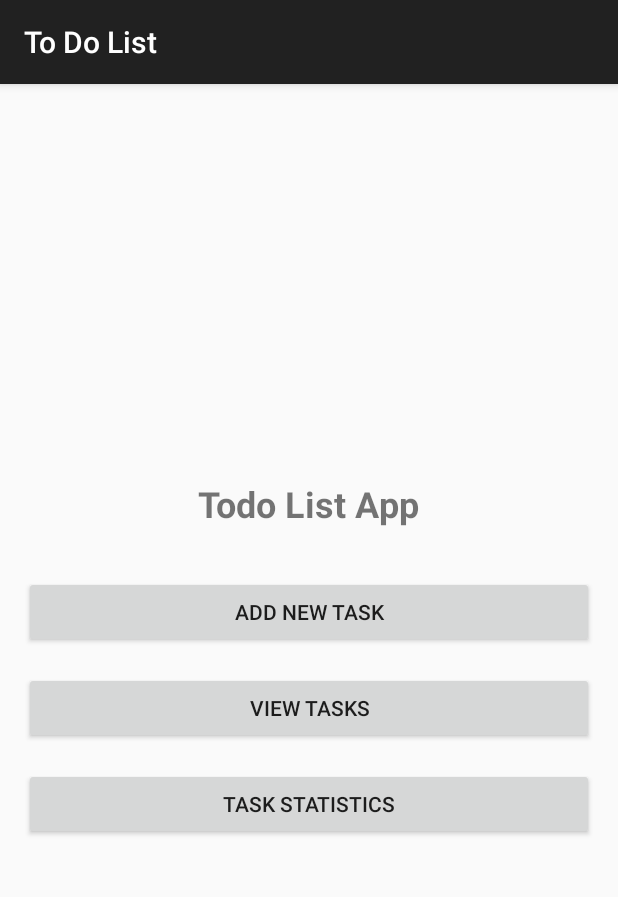
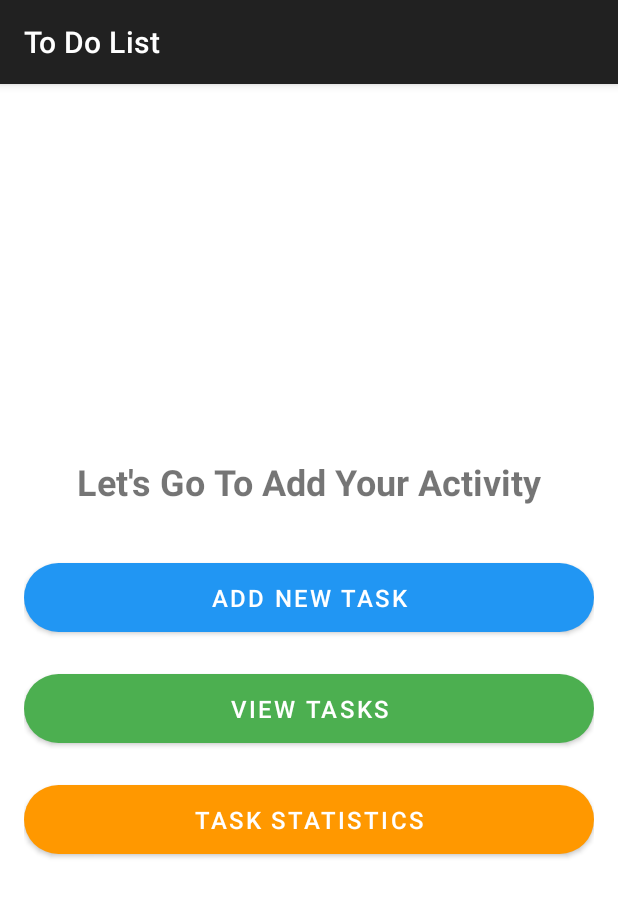
Before and after one commit to mazharidesky/Todo-list-Mobil, an Android app: the screen it shows after launch (MainActivity), on a phone screen of 412 x 824 dp. Shown: the top 897 px of the screen. Run offline under Robolectric (Android 15) with nearby library versions, the phone set to English and light mode, and no system bars.

Commit message:
feat: Notification to do list

```diff
--- a/app/build.gradle.kts
+++ b/app/build.gradle.kts
@@ -39,6 +39,8 @@ dependencies {
     implementation(libs.constraintlayout)
     implementation ("androidx.recyclerview:recyclerview:1.3.0")
     implementation ("androidx.cardview:cardview:1.0.0")
+    implementation ("com.google.android.material:material:1.9.0")
+    implementation ("androidx.work:work-runtime:2.8.1")
     testImplementation(libs.junit)
     androidTestImplementation(libs.ext.junit)
     androidTestImplementation(libs.espresso.core)
--- a/app/src/main/java/com/example/todolist/activities/MainActivity.java
+++ b/app/src/main/java/com/example/todolist/activities/MainActivity.java
@@ -1,6 +1,8 @@
 package com.example.todolist.activities;
 
 import android.content.Intent;
+import android.content.pm.PackageManager;
+import android.os.Build;
 import android.os.Bundle;
 import android.widget.Button;
 import androidx.appcompat.app.AppCompatActivity;
@@ -36,6 +38,12 @@ public class MainActivity extends AppCompatActivity {
             }
         });
 
+        if (Build.VERSION.SDK_INT >= Build.VERSION_CODES.TIRAMISU) {
+            if (checkSelfPermission(android.Manifest.permission.POST_NOTIFICATIONS) != PackageManager.PERMISSION_GRANTED) {
+                requestPermissions(new String[]{android.Manifest.permission.POST_NOTIFICATIONS}, 1);
+            }
+        }
+
         filterTasksBtn.setOnClickListener(v -> {
             Intent intent = new Intent(this, com.example.todolist.activities.TaskFilterActivity.class);
             try {
--- /dev/null
+++ b/app/src/main/res/drawable/ic_notification.xml
@@ -0,0 +1,5 @@
+<vector xmlns:android="http://schemas.android.com/apk/res/android" android:height="24dp" android:tint="#2195F1" android:viewportHeight="24" android:viewportWidth="24" android:width="24dp">
+
+    <path android:fillColor="@android:color/white" android:pathData="M22,5.72l-4.6,-3.86 -1.29,1.53 4.6,3.86L22,5.72zM7.88,3.39L6.6,1.86 2,5.71l1.29,1.53 4.59,-3.85zM12.5,8L11,8v6l4.75,2.85 0.75,-1.23 -4,-2.37L12.5,8zM12,4c-4.97,0 -9,4.03 -9,9s4.02,9 9,9c4.97,0 9,-4.03 9,-9s-4.03,-9 -9,-9zM12,20c-3.87,0 -7,-3.13 -7,-7s3.13,-7 7,-7 7,3.13 7,7 -3.13,7 -7,7z"/>
+
+</vector>
--- a/app/src/main/res/layout/activity_main.xml
+++ b/app/src/main/res/layout/activity_main.xml
@@ -1,4 +1,6 @@
+<?xml version="1.0" encoding="utf-8"?>
 <LinearLayout xmlns:android="http://schemas.android.com/apk/res/android"
+    xmlns:app="http://schemas.android.com/apk/res-auto"
     android:layout_width="match_parent"
     android:layout_height="match_parent"
     android:orientation="vertical"
@@ -8,29 +10,41 @@
     <TextView
         android:layout_width="wrap_content"
         android:layout_height="wrap_content"
-        android:text="Todo List App"
+        android:text="Let's Go To Add Your Activity"
         android:textSize="24sp"
         android:textStyle="bold"
         android:layout_marginBottom="32dp"/>
 
-    <Button
+    <com.google.android.material.button.MaterialButton
         android:id="@+id/btnAddTask"
         android:layout_width="match_parent"
         android:layout_height="wrap_content"
         android:text="Add New Task"
-        android:layout_marginBottom="16dp"/>
+        android:layout_marginBottom="16dp"
+        app:cornerRadius="28dp"
+        android:padding="12dp"
+        android:textSize="16sp"
+        app:backgroundTint="@color/primary_color"/>
 
-    <Button
+    <com.google.android.material.button.MaterialButton
         android:id="@+id/btnViewTasks"
         android:layout_width="match_parent"
         android:layout_height="wrap_content"
         android:text="View Tasks"
-        android:layout_marginBottom="16dp"/>
+        android:layout_marginBottom="16dp"
+        app:cornerRadius="28dp"
+        android:padding="12dp"
+        android:textSize="16sp"
+        app:backgroundTint="@color/secondary_color"/>
 
-    <Button
+    <com.google.android.material.button.MaterialButton
         android:id="@+id/btnFilterTasks"
         android:layout_width="match_parent"
         android:layout_height="wrap_content"
-        android:text="Task Statistics"/>
+        android:text="Task Statistics"
+        app:cornerRadius="28dp"
+        android:padding="12dp"
+        android:textSize="16sp"
+        app:backgroundTint="@color/tertiary_color"/>
 
 </LinearLayout>
--- a/app/src/main/res/values/colors.xml
+++ b/app/src/main/res/values/colors.xml
@@ -2,7 +2,10 @@
 <resources>
     <color name="completed_task">#4CAF50</color>
     <color name="pending_task">#F44336</color>
-    <color name="taskCheckBox">#F44336</color>
+    <color name="botton_main">#FFDF00</color>
     <color name="black">#FF000000</color>
+    <color name="primary_color">#2196F3</color>
+    <color name="secondary_color">#4CAF50</color>
+    <color name="tertiary_color">#FF9800</color>
     <color name="white">#FFFFFFFF</color>
 </resources>
```
Also changed, not shown: app/src/main/AndroidManifest.xml (+15 -2 lines), app/src/main/java/com/example/todolist/activities/AddTaskActivity.java (+76 -9 lines), app/src/main/java/com/example/todolist/database/DatabaseHelper.java (+7 -1 lines), app/src/main/java/com/example/todolist/models/Task.java (+8 -0 lines), app/src/main/java/com/example/todolist/notifications/NotificationHelper.java (added, +89 -0 lines), app/src/main/java/com/example/todolist/notifications/NotificationReceiver.java (added, +55 -0 lines), app/src/main/res/layout/activity_add_task.xml (+35 -2 lines).
